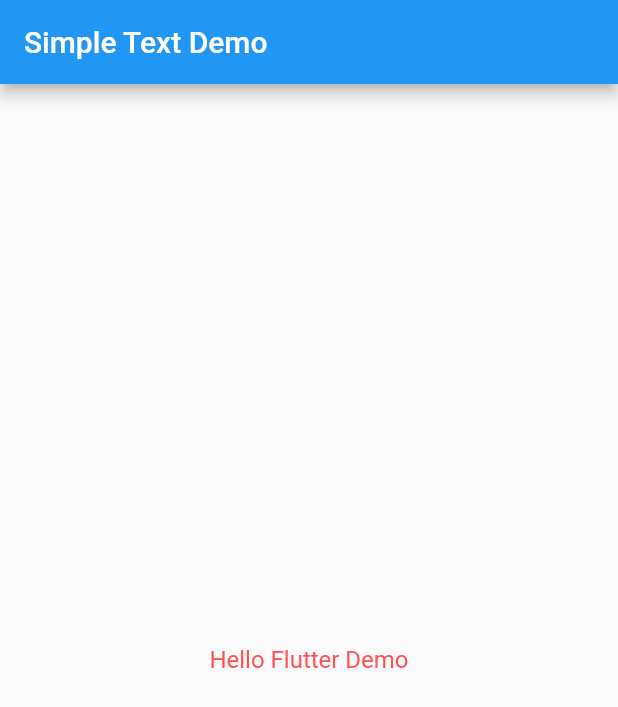
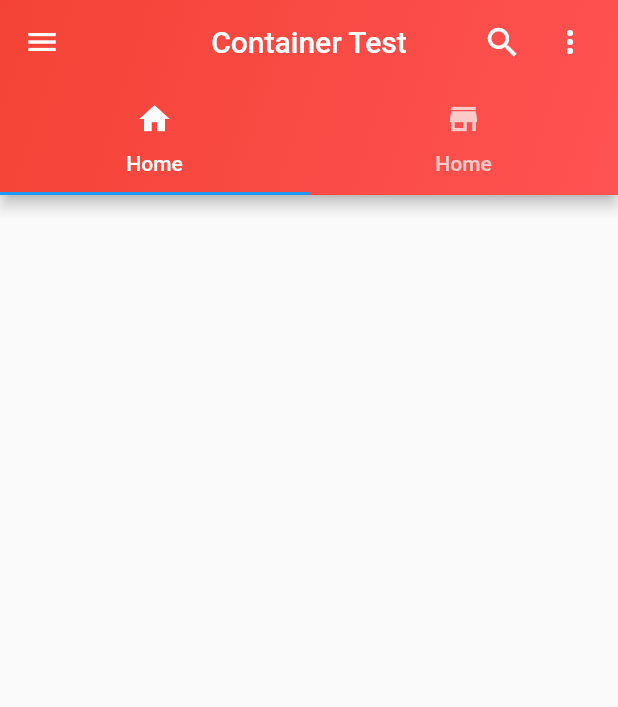
Before and after one commit to s9dp/flutterdemo, a Flutter app: the screen it shows after launch, on a phone screen of 412 x 824 dp. Shown: the top 707 px of the screen. Run offline on Flutter 3.47's test engine with Material 2 defaults, Android fonts, the phone set to English and light mode, and no system bars.

Commit message:
Create Cutome App Bar

```diff
--- /dev/null
+++ b/lib/customeappbar.dart
@@ -0,0 +1,76 @@
+import 'package:flutter/material.dart';
+
+class CustomAppBar extends StatefulWidget {
+  @override
+  _CustomAppBarState createState() => _CustomAppBarState();
+}
+
+class _CustomAppBarState extends State<CustomAppBar> with SingleTickerProviderStateMixin{
+
+  TabController _tabController;
+
+  @override
+  void initState() {
+    super.initState();
+    _tabController = new TabController(length: 2, vsync: this);
+  }
+
+  @override
+  void dispose() {
+    _tabController.dispose();
+    super.dispose();
+
+  }
+
+  @override
+  Widget build(BuildContext context) {
+    return Scaffold(
+      appBar: AppBar(
+        centerTitle: true,
+        title: Text("Container Test"),
+        leading: GestureDetector(
+          onTap: () {},
+          child: Icon(Icons.menu),
+        ),
+        actions: <Widget>[
+          Padding(
+              padding: EdgeInsets.only(right: 20.0),
+              child: GestureDetector(
+                onTap: () {},
+                child: Icon(
+                  Icons.search,
+                  size: 26.0,
+                ),
+              )),
+          Padding(
+              padding: EdgeInsets.only(right: 20.0),
+              child: GestureDetector(
+                onTap: () {},
+                child: Icon(Icons.more_vert),
+              )),
+        ],
+        flexibleSpace: Container(
+          decoration: BoxDecoration(
+              gradient: LinearGradient(
+            begin: Alignment.topLeft,
+            end: Alignment.bottomRight,
+            colors: <Color>[Colors.red, Colors.redAccent],
+          )),
+        ),
+        bottom: TabBar(
+          controller: _tabController,
+          tabs: <Widget>[
+            Tab(
+              icon: Icon(Icons.home),
+              text: "Home",
+            ),
+            Tab(
+              icon: Icon(Icons.store),
+              text: "Home",
+            ),
+          ],
+        ),
+      ),
+    );
+  }
+}
--- a/lib/main.dart
+++ b/lib/main.dart
@@ -1,4 +1,5 @@
 import 'package:flutter/material.dart';
+import 'package:flutter_demo/customeappbar.dart';
 import 'SimpleText.dart';
 
 void main() {
@@ -10,7 +11,7 @@ class MyApp extends StatelessWidget {
   Widget build(BuildContext context) {
     return MaterialApp(
       title: "Flutter Demo",
-      home: SimpleText(),
+      home: CustomAppBar(),
     );
   }
 }
```
